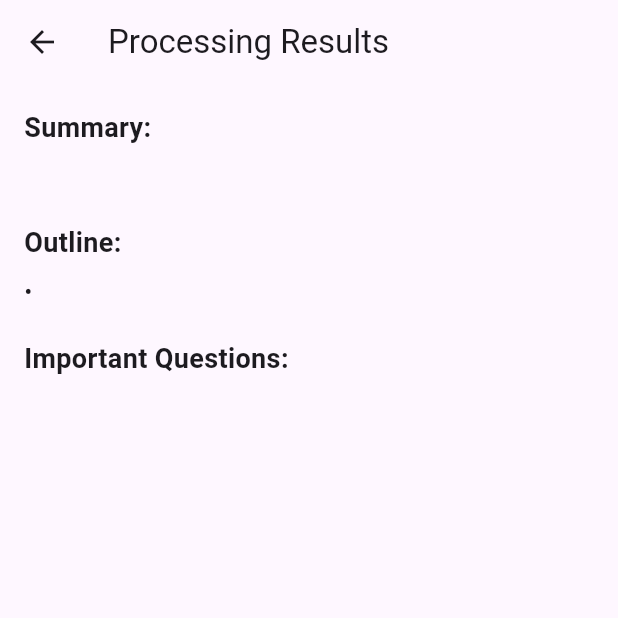
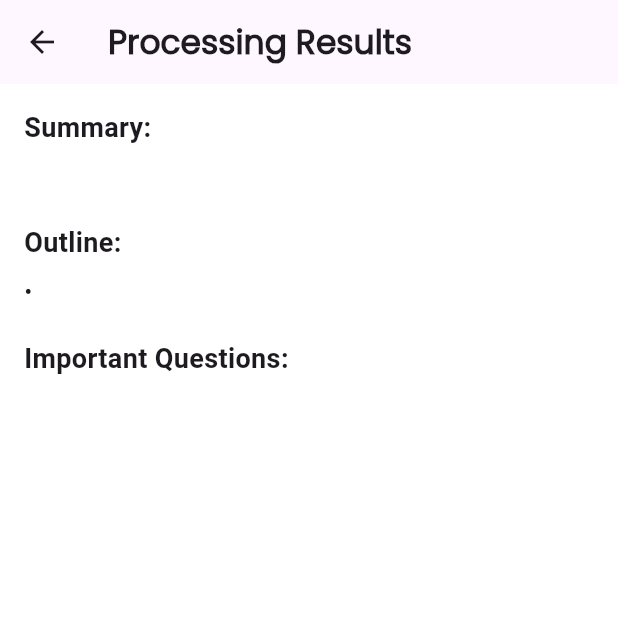
Before and after one commit to HaiderAli228/DocView, a Flutter app: the ResultScreen screen opened directly with empty values, on a phone screen of 412 x 824 dp, the top half of it. Run offline on Flutter 3.47's test engine with Material 3 defaults, Android fonts, the phone set to English and light mode, and no system bars; our stand-ins replace animated_text_kit, curved_navigation_bar, file_picker, fluttertoast, font_awesome_flutter, google_generative_ai and 2 more; missing offline and left inert: docx_to_text, syncfusion_flutter_pdf.

Commit message:
desiging the result screen

```diff
--- a/lib/view/response_screen.dart
+++ b/lib/view/response_screen.dart
@@ -13,8 +13,12 @@ class ResultScreen extends StatelessWidget {
         : (response['outlines'] as List<dynamic>? ?? []).cast<String>();
 
     return Scaffold(
+      backgroundColor: Colors.white,
       appBar: AppBar(
-        title: const Text('Processing Results'),
+        title: const Text('Processing Results',style: TextStyle(
+          fontWeight: FontWeight.bold,
+          fontFamily: "Poppins",
+        ),),
       ),
       body: Padding(
         padding: const EdgeInsets.all(16.0),
```
